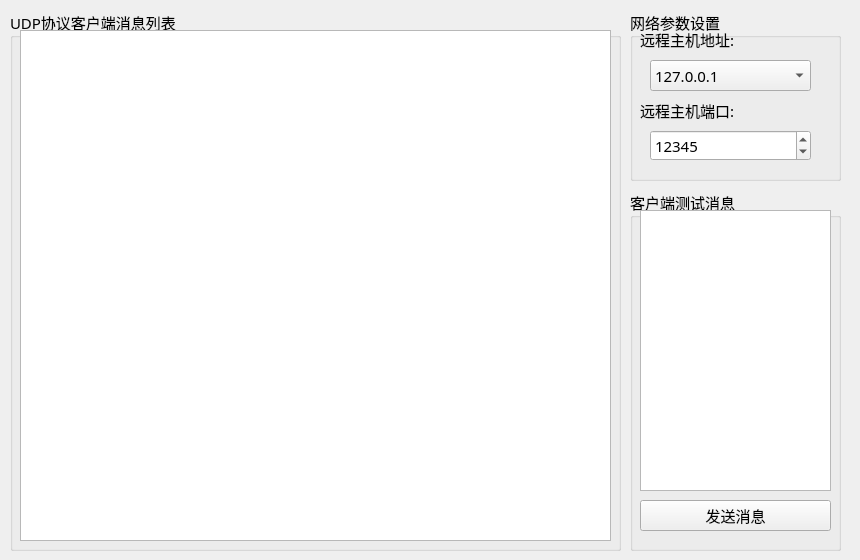
Before: the Qt Designer form formudpclient.ui in a1263221841-sudo/NDATools1, drawn with Qt 5.
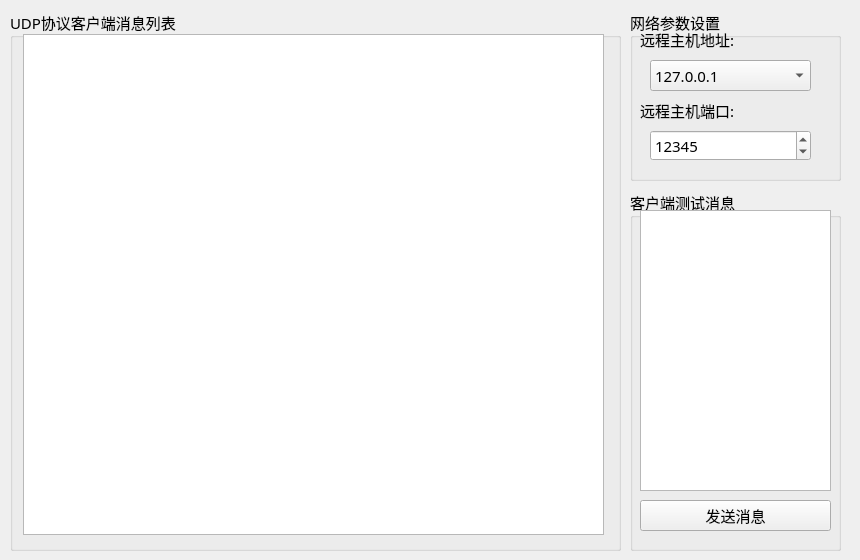
After: the same form once the commit is applied. Icons and pictures are not drawn.

```diff
--- a/formudpclient.ui
+++ b/formudpclient.ui
@@ -189,21 +189,15 @@
    <property name="title">
     <string>UDP协议客户端消息列表</string>
    </property>
-   <widget class="QListWidget" name="listWidget_UDPClientMsg">
+   <widget class="QPlainTextEdit" name="plainTextEdit_UDPClientMsgList">
     <property name="geometry">
      <rect>
-      <x>10</x>
-      <y>20</y>
-      <width>591</width>
-      <height>511</height>
+      <x>13</x>
+      <y>24</y>
+      <width>581</width>
+      <height>501</height>
      </rect>
     </property>
-    <property name="font">
-     <font>
-      <family>仿宋</family>
-      <pointsize>11</pointsize>
-     </font>
-    </property>
    </widget>
   </widget>
  </widget>
```
